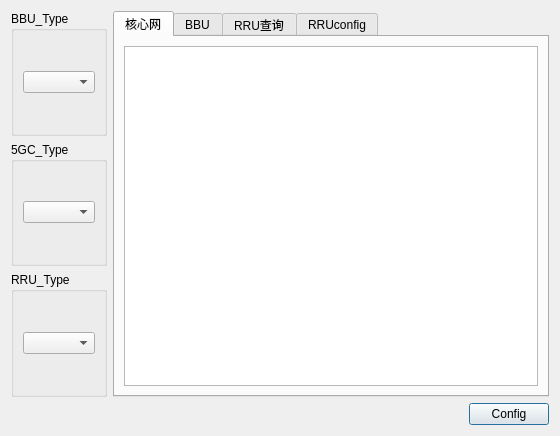
Old version of the form test_tool_official/UI/TEST_ui/Call_Systerm_Auto_Config.ui in the repository zhanghaotian-T/DXXXX.
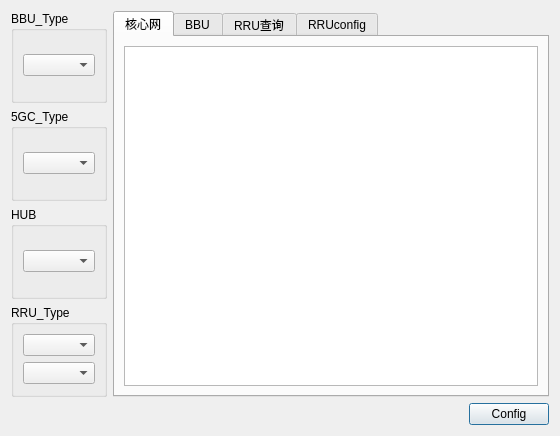
New version of the form.

The edit to the form file:
```diff
--- a/test_tool_official/UI/TEST_ui/Call_Systerm_Auto_Config.ui
+++ b/test_tool_official/UI/TEST_ui/Call_Systerm_Auto_Config.ui
@@ -44,15 +44,30 @@
            </layout>
           </widget>
          </item>
+         <item>
+          <widget class="QGroupBox" name="groupBox_4">
+           <property name="title">
+            <string>HUB</string>
+           </property>
+           <layout class="QGridLayout" name="gridLayout_9">
+            <item row="0" column="0">
+             <widget class="QComboBox" name="comboBox_4"/>
+            </item>
+           </layout>
+          </widget>
+         </item>
          <item>
           <widget class="QGroupBox" name="groupBox_3">
            <property name="title">
             <string>RRU_Type</string>
            </property>
            <layout class="QGridLayout" name="gridLayout_3">
-            <item row="0" column="0">
+            <item row="1" column="0">
              <widget class="QComboBox" name="comboBox_3"/>
             </item>
+            <item row="0" column="0">
+             <widget class="QComboBox" name="comboBox_5"/>
+            </item>
            </layout>
           </widget>
          </item>
```
